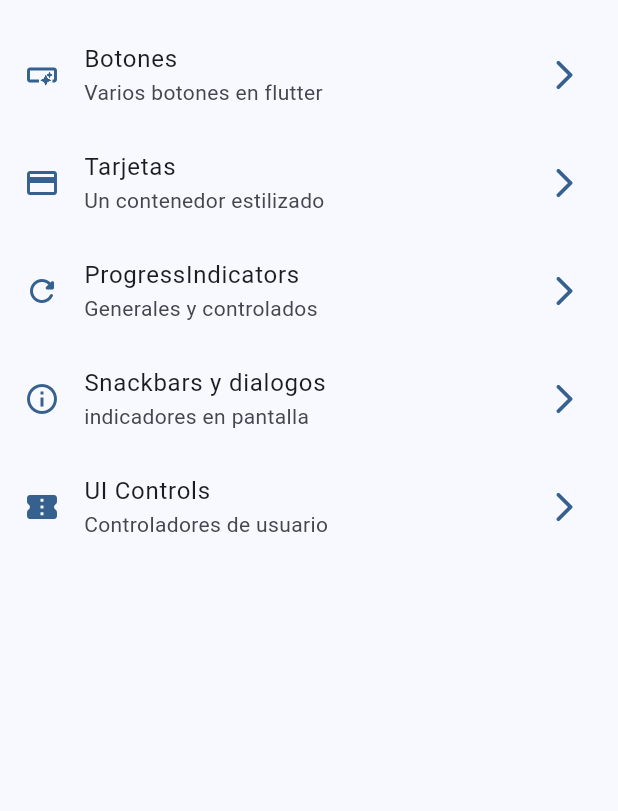
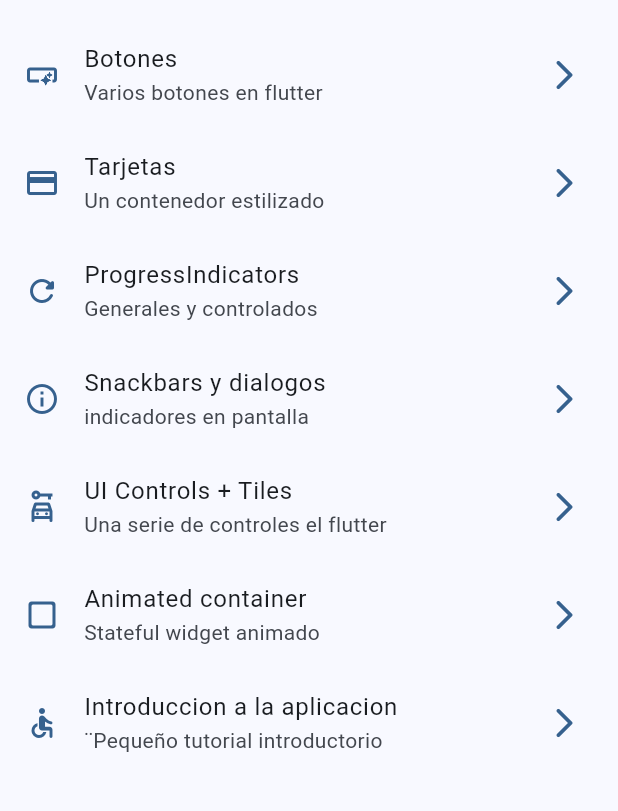
Before and after one commit to HarryOreLara/Widgets-App, a Flutter app: the screen it shows after launch, on a phone screen of 412 x 824 dp, the part 63-874 px from its top. Run offline on Flutter 3.47's test engine with Material 2 defaults, Android fonts, the phone set to English and light mode, and no system bars; our stand-ins replace go_router.

Commit message:
Creando la pantalla de introduccion

```diff
--- a/lib/config/menu/menu_items.dart
+++ b/lib/config/menu/menu_items.dart
@@ -35,8 +35,18 @@ const appMenuItems = <MenuItem>[
       link: '/snackbars',
       icon: Icons.info_outline),
   MenuItem(
-      title: 'UI Controls',
-      subTitle: 'Controladores de usuario',
-      link: '/iucontrol',
-      icon: Icons.confirmation_number_rounded),
+      title: 'UI Controls + Tiles',
+      subTitle: 'Una serie de controles el flutter',
+      link: '/ui-control',
+      icon: Icons.car_rental_outlined),
+  MenuItem(
+      title: 'Animated container',
+      subTitle: 'Stateful widget animado',
+      link: '/animated',
+      icon: Icons.check_box_outline_blank_rounded),
+  MenuItem(
+      title: 'Introduccion a la aplicacion',
+      subTitle: '¨Pequeño tutorial introductorio',
+      link: '/tutorial',
+      icon: Icons.accessible_rounded),
 ];
--- a/lib/config/router/app_router.dart
+++ b/lib/config/router/app_router.dart
@@ -23,8 +23,18 @@ final appRouter = GoRouter(initialLocation: '/', routes: [
       name: SnackbarScreen.name,
       builder: (context, state) => const SnackbarScreen()),
   GoRoute(
-    path: '/iucontrol',
+    path: '/ui-control',
     name: UiControlScreen.name,
     builder: (context, state) => const UiControlScreen(),
   ),
+  GoRoute(
+    path: '/animated',
+    name: AnimatedScreen.name,
+    builder: (context, state) => const AnimatedScreen(),
+  ),
+  GoRoute(
+    path: '/tutorial',
+    name: AppTutorialScreen.name,
+    builder: (context, state) => const AppTutorialScreen(),
+  ),
 ]);
--- a/pubspec.yaml
+++ b/pubspec.yaml
@@ -18,3 +18,6 @@ dev_dependencies:
 
 flutter:
   uses-material-design: true
+
+assets:
+  - assets/images/
```
Also changed, not shown: lib/presentation/screens/animated/animated_screen.dart (+44 -3 lines), lib/presentation/screens/ui_controls/ui_controls_screen.dart (+107 -3 lines), assets/Images/1.png (added), assets/Images/2.png (added), assets/Images/3.png (added), assets/Images/jar-loading.gif (added).
